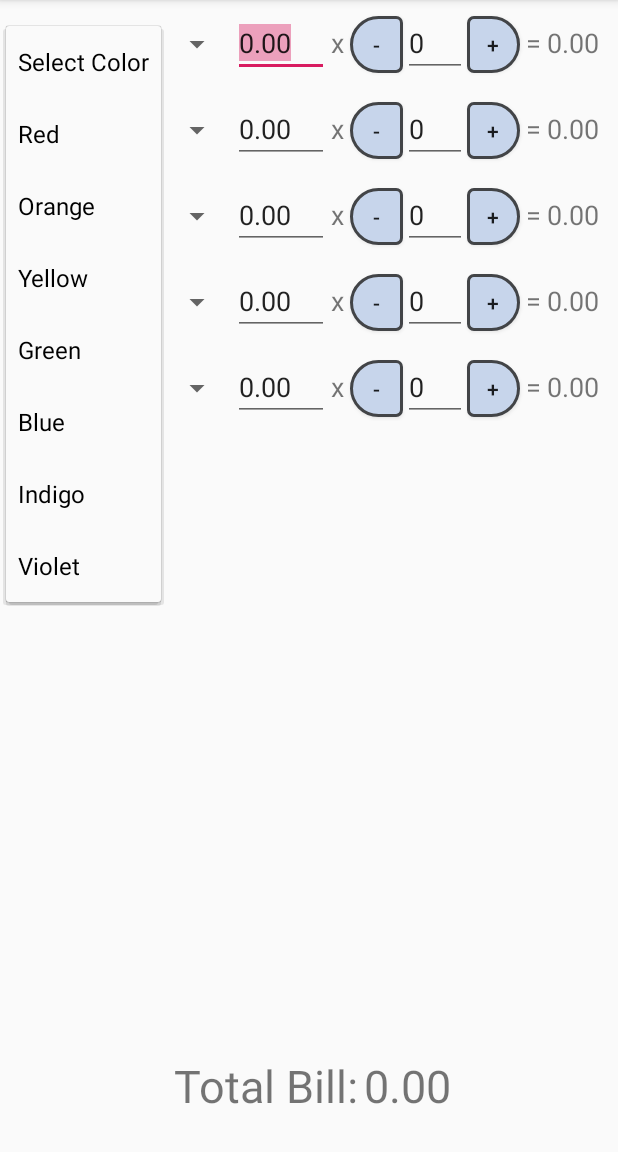
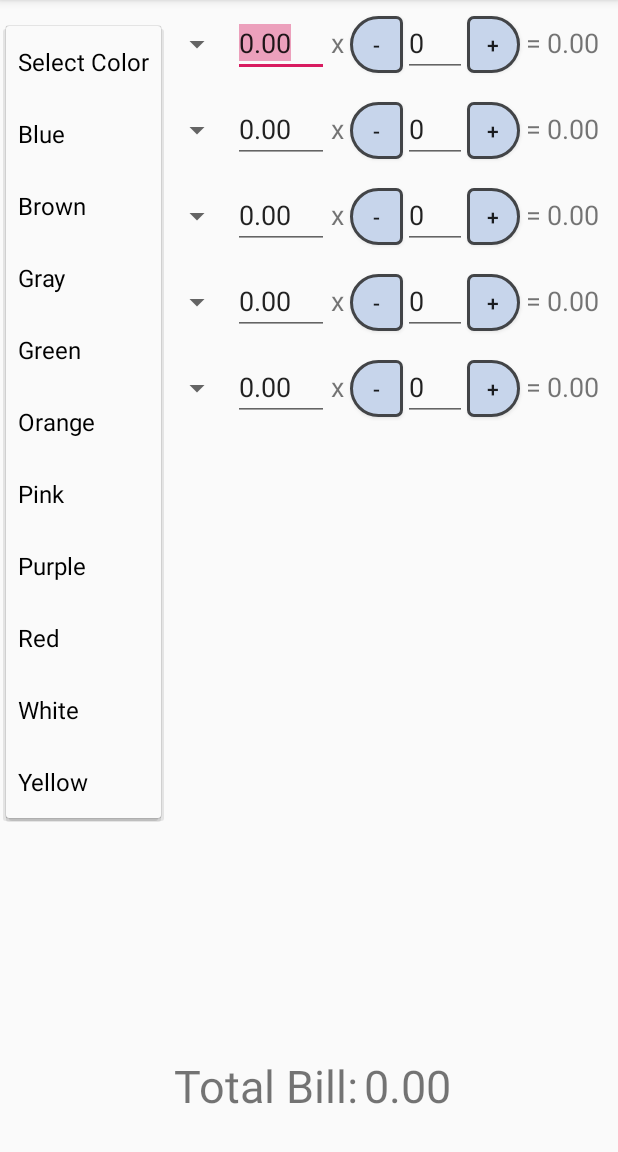
Before and after one commit to LJGladic/SushiPlateBillCalculator, an Android app: the screen it shows after launch (MainActivity), after a tap on "Select Color", on a phone screen of 412 x 824 dp, the part 84-1236 px from its top. Run offline under Robolectric (Android 15) with nearby library versions, the phone set to English and light mode, and no system bars.

Commit message:
Added Colors to the color Spinner

```diff
--- a/app/src/main/res/values/strings.xml
+++ b/app/src/main/res/values/strings.xml
@@ -11,12 +11,15 @@
     <string name="equals">=</string>
     <string-array name="color_spinner">
         <item>Select Color</item>
+        <item>Blue</item>
+        <item>Brown</item>
+        <item>Gray</item>
+        <item>Green</item>
+        <item>Orange</item>
+        <item>Pink</item>
+        <item>Purple</item>
         <item>Red</item>
-        <item>Orange</item>
+        <item>White</item>
         <item>Yellow</item>
-        <item>Green</item>
-        <item>Blue</item>
-        <item>Indigo</item>
-        <item>Violet</item>
     </string-array>
 </resources>
```
